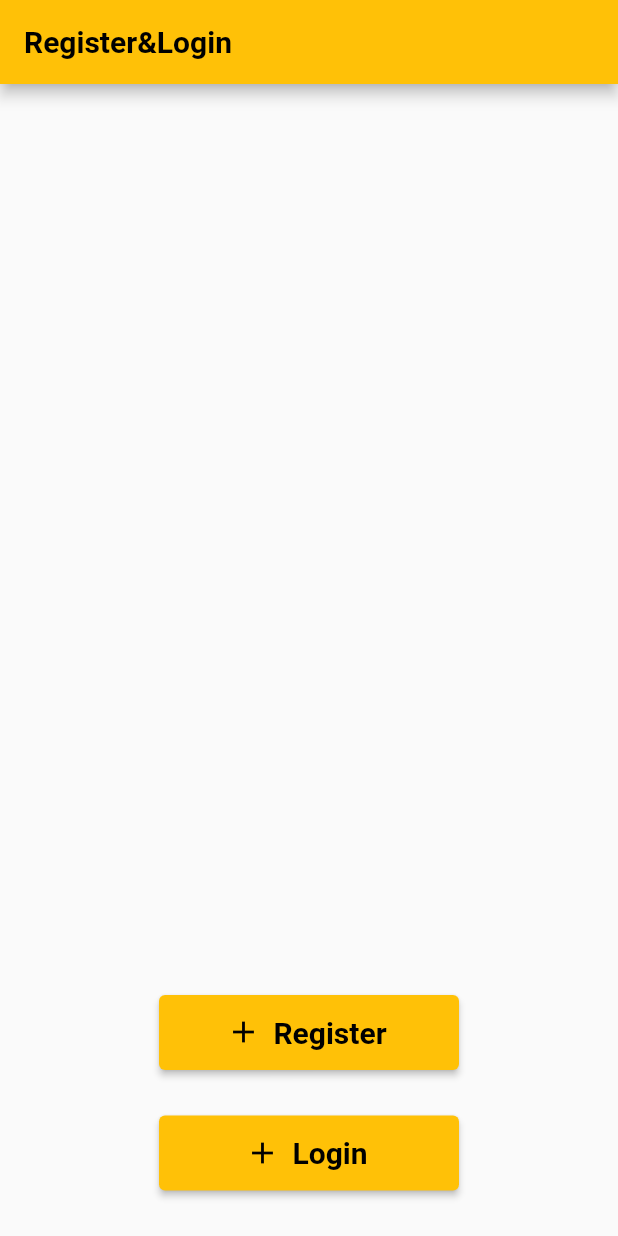
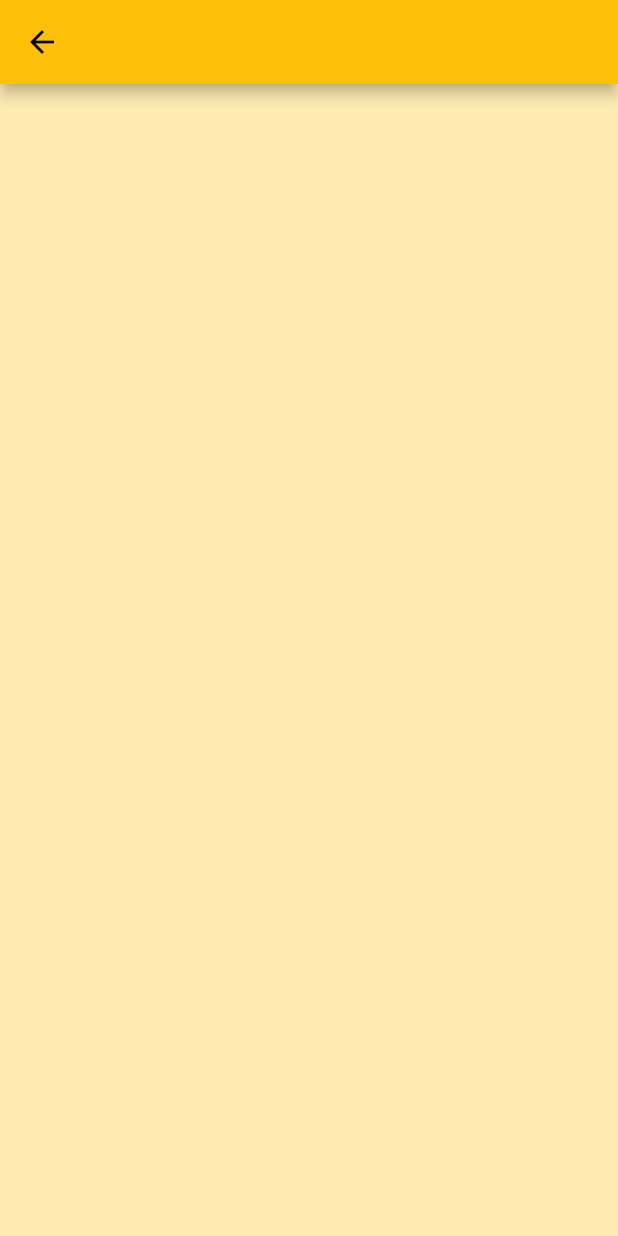
Before and after one commit to NNJio/FlutterLab_Register_Login_API, a Flutter app: the screen it shows after launch, after a tap on "Register", on a phone screen of 412 x 824 dp. Run offline on Flutter 3.47's test engine with Material 2 defaults, Android fonts, the phone set to English and light mode, and no system bars; our stand-ins replace get.

Commit message:
[Add] Use GetX for route page

```diff
--- a/lib/main.dart
+++ b/lib/main.dart
@@ -18,7 +18,7 @@ class MyApp extends StatelessWidget {
       theme: ThemeData(
         primarySwatch: Colors.amber,
       ),
-      home: HomePage(),
+      home: const HomePage(),
     );
   }
 }
--- a/lib/views/home.dart
+++ b/lib/views/home.dart
@@ -1,19 +1,25 @@
 import 'package:flutter/material.dart';
+import 'package:flutter_application_1/views/register.dart';
+
 
 import '../widgets/button_widget.dart';
+import 'login.dart';
 
 class HomePage extends StatelessWidget {
-  HomePage({Key? key}) : super(key: key);
-  var buttonStyle = const TextStyle(fontSize: 20, fontWeight: FontWeight.bold);
-  final String _re = 'Register';
-  final String _log = 'Login';
+  const HomePage({Key? key}) : super(key: key);
+  final _buttonStyle =
+      const TextStyle(fontSize: 20, fontWeight: FontWeight.bold);
+
 
 
   @override
   Widget build(BuildContext context) {
     return Scaffold(
       appBar: AppBar(
-        title:  Text('Register&Login',style: buttonStyle,),
+        title: Text(
+          'Register&Login',
+          style: _buttonStyle,
+        ),
       ),
       body: SafeArea(
         child: Center(
@@ -21,10 +27,23 @@ class HomePage extends StatelessWidget {
             mainAxisAlignment: MainAxisAlignment.spaceAround,
             children: [
               const Spacer(flex: 40),
-              ButtonWidget(re: _re, buttonStyle: buttonStyle),
+              ButtonWidget(
+                page: const RegisterPage(),
+                addIcon: const Icon(Icons.add),
+                textButton: 'Register',
+                buttonStyle: _buttonStyle,
+              ),
               const Spacer(flex: 2),
-              ButtonWidget(re: _log, buttonStyle: buttonStyle),
+              ButtonWidget(
+                page: const LoginPage(),
+                addIcon: const Icon(Icons.login_rounded),
+                textButton: 'Login',
+                buttonStyle: _buttonStyle,
+              ),
               const Spacer(flex: 2),
+              //! -----------------------
+
+              //! -----------------------
             ],
           ),
         ),
--- a/lib/views/register.dart
+++ b/lib/views/register.dart
@@ -0,0 +1,14 @@
+import 'package:flutter/material.dart';
+
+class RegisterPage extends StatelessWidget {
+  const RegisterPage({Key? key}) : super(key: key);
+
+  @override
+  Widget build(BuildContext context) {
+    return Scaffold(
+      appBar: AppBar(),
+      backgroundColor: Colors.amber[100],
+      body: Row(),
+    );
+  }
+}
--- a/lib/widgets/button_widget.dart
+++ b/lib/widgets/button_widget.dart
@@ -1,12 +1,22 @@
+// ignore_for_file: prefer_typing_uninitialized_variables
+
 import 'package:flutter/material.dart';
+import 'package:get/get.dart';
 
 class ButtonWidget extends StatelessWidget {
   const ButtonWidget({
     Key? key,
-    required String re,
+    required page,
+    required Icon addIcon,
+    required String textButton,
     required this.buttonStyle,
-  }) : _re = re, super(key: key);
+  })  : _page = page,
+        _addIcon = addIcon,
+        _re = textButton,
+        super(key: key);
 
+  final _page;
+  final Icon _addIcon;
   final String _re;
   final TextStyle buttonStyle;
 
@@ -16,8 +26,10 @@ class ButtonWidget extends StatelessWidget {
       width: 200,
       height: 50,
       child: ElevatedButton.icon(
-        onPressed: () {},
-        icon: const Icon(Icons.add),
+        onPressed: () {
+          Get.to(_page);
+        },
+        icon: _addIcon,
         label: Text(_re, style: buttonStyle),
       ),
     );
```
Also changed, not shown: lib/views/login.dart (+4 -5 lines).
